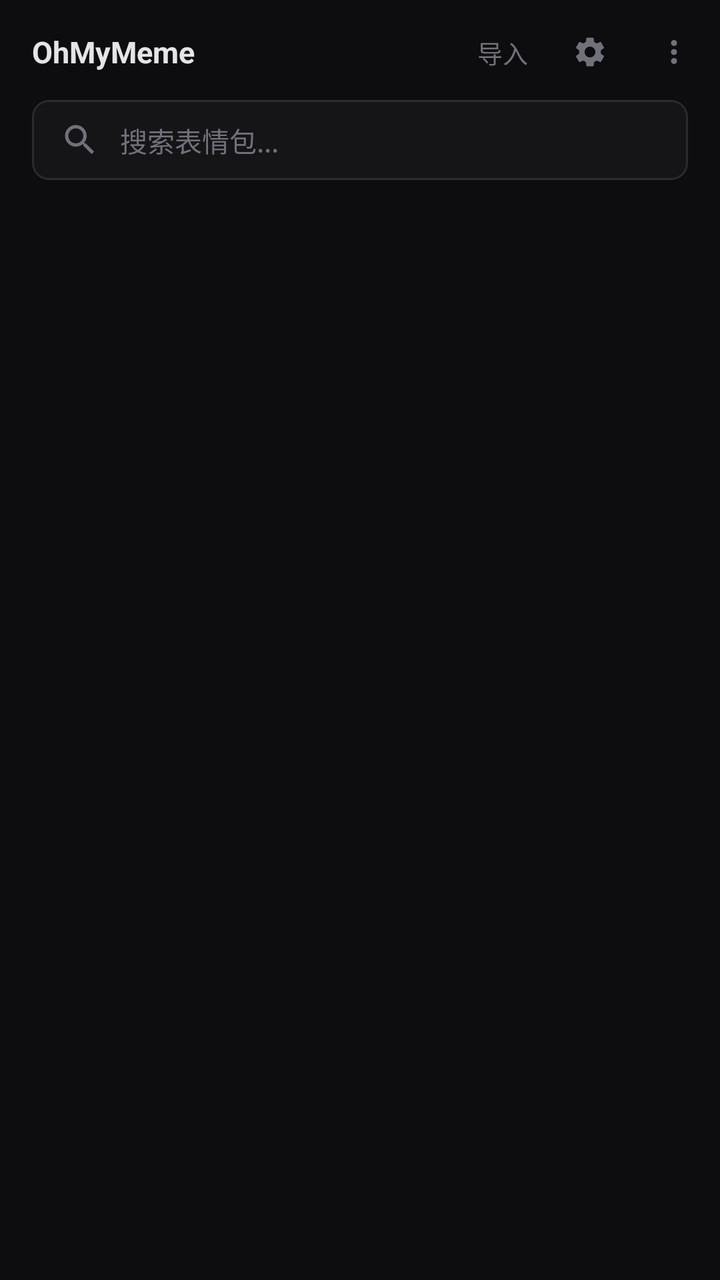
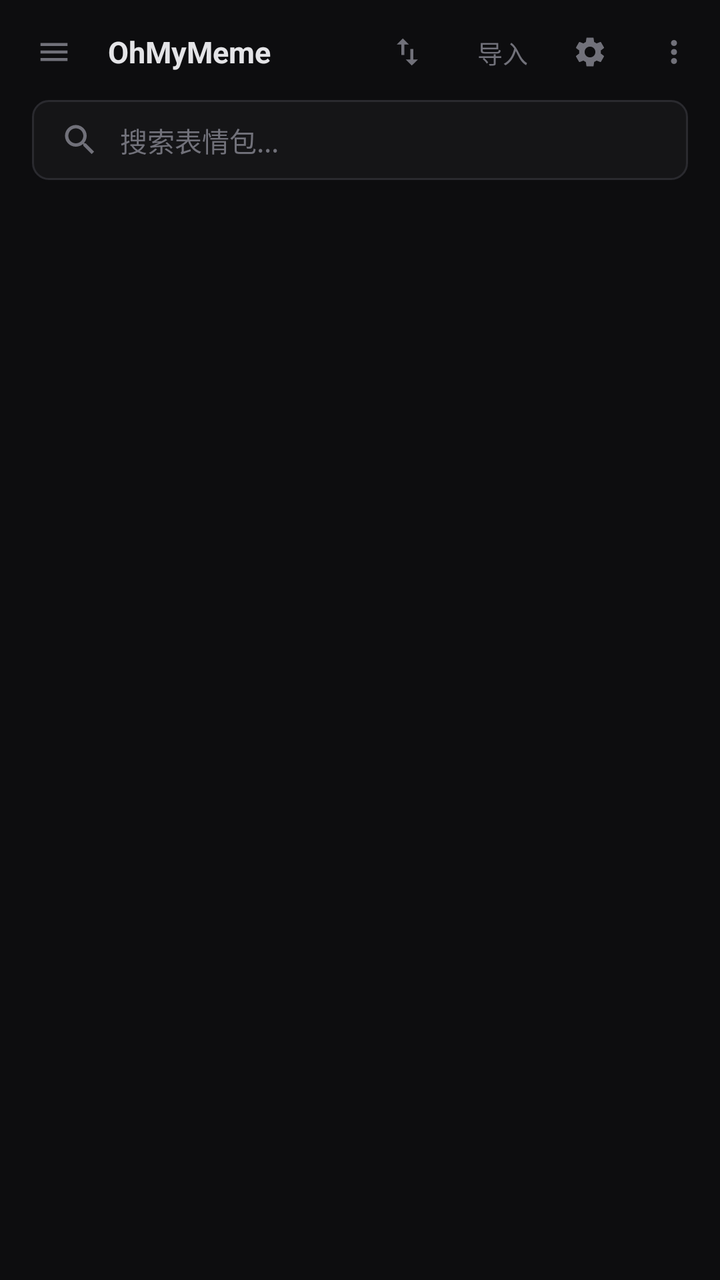

Screens rendered from an Android XML layout before and after an edit, with the pre-edit source and the edit as a unified diff.
<!-- AndroidManifest.xml: application theme Theme.OhMyMeme -->
<!-- res/layout/activity_main.xml -->
<?xml version="1.0" encoding="utf-8"?>
    <LinearLayout xmlns:android="http://schemas.android.com/apk/res/android"
        xmlns:app="http://schemas.android.com/apk/res-auto"
        android:layout_width="match_parent"
        android:layout_height="match_parent"
        android:background="@color/bg"
        android:fitsSystemWindows="true"
        android:orientation="vertical">

    <LinearLayout
        android:layout_width="match_parent"
        android:layout_height="wrap_content"
        android:gravity="center_vertical"
        android:orientation="horizontal"
        android:paddingStart="16dp"
        android:paddingTop="10dp"
        android:paddingEnd="4dp"
        android:paddingBottom="8dp">

        <TextView
            android:id="@+id/tv_logo"
            android:layout_width="wrap_content"
            android:layout_height="wrap_content"
            android:paddingEnd="8dp"
            android:text="@string/app_name"
            android:textColor="@color/fg"
            android:textSize="15sp"
            android:textStyle="bold" />

        <View
            android:layout_width="0dp"
            android:layout_height="1dp"
            android:layout_weight="1" />

        <TextView
            android:id="@+id/btn_import"
            android:layout_width="wrap_content"
            android:layout_height="wrap_content"
            android:layout_marginStart="4dp"
            android:background="@drawable/bg_title_btn"
            android:paddingHorizontal="12dp"
            android:paddingVertical="5dp"
            android:text="@string/action_import"
            android:textColor="@color/muted"
            android:textSize="12.5sp" />

        <ImageView
            android:id="@+id/btn_settings"
            android:layout_width="wrap_content"
            android:layout_height="wrap_content"
            android:background="@drawable/bg_title_btn"
            android:contentDescription="@string/settings"
            android:paddingHorizontal="10dp"
            android:paddingVertical="7dp"
            android:src="@drawable/ic_settings"
            app:tint="@color/muted" />

        <ImageView
            android:id="@+id/btn_more"
            android:layout_width="wrap_content"
            android:layout_height="wrap_content"
            android:layout_marginStart="4dp"
            android:background="@drawable/bg_title_btn"
            android:contentDescription="@string/more_actions"
            android:paddingHorizontal="10dp"
            android:paddingVertical="7dp"
            android:src="@drawable/ic_more_vert"
            app:tint="@color/muted" />
    </LinearLayout>

    <EditText
        android:id="@+id/et_search"
        android:layout_width="match_parent"
        android:layout_height="40dp"
        android:layout_marginStart="16dp"
        android:layout_marginEnd="16dp"
        android:layout_marginBottom="4dp"
        android:background="@drawable/bg_search"
        android:drawableStart="@drawable/ic_search"
        android:drawablePadding="10dp"
        android:drawableTint="@color/muted"
        android:hint="@string/search_hint"
        android:importantForAutofill="no"
        android:inputType="text"
        android:maxLines="1"
        android:paddingStart="14dp"
        android:paddingEnd="14dp"
        android:singleLine="true"
        android:textColor="@color/fg"
        android:textColorHint="@color/muted"
        android:textSize="13.5sp" />

    <androidx.recyclerview.widget.RecyclerView
        android:id="@+id/rv_collections"
        android:layout_width="match_parent"
        android:layout_height="36dp"
        android:clipToPadding="false"
        android:overScrollMode="never"
        android:paddingStart="16dp"
        android:paddingTop="2dp"
        android:paddingEnd="16dp"
        android:paddingBottom="2dp" />

    <FrameLayout
        android:layout_width="match_parent"
        android:layout_height="0dp"
        android:layout_weight="1">

        <androidx.recyclerview.widget.RecyclerView
            android:id="@+id/rv_memes"
            android:layout_width="match_parent"
            android:layout_height="match_parent"
            android:clipToPadding="false"
            android:overScrollMode="never"
            android:padding="12dp" />

        <LinearLayout
            android:id="@+id/empty_state"
            android:layout_width="wrap_content"
            android:layout_height="wrap_content"
            android:layout_gravity="center"
            android:gravity="center"
            android:orientation="vertical"
            android:visibility="gone">

            <TextView
                android:layout_width="wrap_content"
                android:layout_height="wrap_content"
                android:text="_(:3 」∠)_"
                android:textColor="@color/muted"
                android:textSize="38sp" />

            <TextView
                android:layout_width="wrap_content"
                android:layout_height="wrap_content"
                android:layout_marginTop="10dp"
                android:text="@string/empty_hint"
                android:textColor="@color/muted"
                android:textSize="13.5sp" />
        </LinearLayout>
    </FrameLayout>
</LinearLayout>
<!-- resources referenced by this layout -->
<resources>
  <color name="bg">#0D0D0F</color>
  <color name="fg">#E4E4E7</color>
  <color name="muted">#71717A</color>
  <!-- drawable bg_search (drawable) -->
  <?xml version="1.0" encoding="utf-8"?>
  <shape xmlns:android="http://schemas.android.com/apk/res/android">
      <solid android:color="@color/surface" />
      <corners android:radius="8dp" />
      <stroke android:width="1dp" android:color="@color/border" />
  </shape>
  <!-- drawable bg_title_btn (drawable) -->
  <?xml version="1.0" encoding="utf-8"?>
  <selector xmlns:android="http://schemas.android.com/apk/res/android">
      <item android:state_pressed="true">
          <shape>
              <solid android:color="@color/surface_2" />
              <corners android:radius="6dp" />
          </shape>
      </item>
      <item>
          <shape>
              <solid android:color="@android:color/transparent" />
              <corners android:radius="6dp" />
          </shape>
      </item>
  </selector>
  <string name="action_import">导入</string>
  <string name="app_name">OhMyMeme</string>
  <string name="empty_hint">点击「导入」添加</string>
  <string name="more_actions">更多操作</string>
  <string name="search_hint">搜索表情包...</string>
  <string name="settings">设置</string>
  <color name="surface">#151517</color>
  <color name="border">#2A2A2F</color>
  <color name="surface_2">#1A1A1D</color>
  <color name="accent">#3B82F6</color>
  <color name="white">#FFFFFFFF</color>
  <style name="AlertDialog.OhMyMeme" parent="Theme.MaterialComponents.Dialog.Alert">
          <item name="android:background">@color/card</item>
          <item name="android:textColor">@color/fg</item>
          <item name="android:textColorPrimary">@color/fg</item>
          <item name="buttonBarPositiveButtonStyle">@style/PositiveButton.OhMyMeme</item>
          <item name="buttonBarNegativeButtonStyle">@style/NegativeButton.OhMyMeme</item>
      </style>
  <style name="PopupMenu.OhMyMeme" parent="Widget.MaterialComponents.PopupMenu">
          <item name="android:popupBackground">@color/card</item>
          <item name="android:textColor">@color/fg</item>
      </style>
  <color name="card">#1E1E22</color>
  <style name="PositiveButton.OhMyMeme" parent="Widget.MaterialComponents.Button.TextButton">
          <item name="android:textColor">@color/accent</item>
      </style>
  <style name="NegativeButton.OhMyMeme" parent="Widget.MaterialComponents.Button.TextButton">
          <item name="android:textColor">@color/muted</item>
      </style>
  <!-- unchanged entries left out for length: 4 -->
</resources>

<!-- the commit's change to res/layout/activity_main.xml (unified diff, before → after) -->
@@ -1,26 +1,38 @@
 <?xml version="1.0" encoding="utf-8"?>
-    <LinearLayout xmlns:android="http://schemas.android.com/apk/res/android"
-        xmlns:app="http://schemas.android.com/apk/res-auto"
-        android:layout_width="match_parent"
-        android:layout_height="match_parent"
-        android:background="@color/bg"
-        android:fitsSystemWindows="true"
-        android:orientation="vertical">
+<LinearLayout xmlns:android="http://schemas.android.com/apk/res/android"
+    xmlns:app="http://schemas.android.com/apk/res-auto"
+    android:layout_width="match_parent"
+    android:layout_height="match_parent"
+    android:background="@color/bg"
+    android:fitsSystemWindows="true"
+    android:orientation="vertical">
 
     <LinearLayout
         android:layout_width="match_parent"
         android:layout_height="wrap_content"
         android:gravity="center_vertical"
         android:orientation="horizontal"
-        android:paddingStart="16dp"
+        android:paddingStart="8dp"
         android:paddingTop="10dp"
         android:paddingEnd="4dp"
         android:paddingBottom="8dp">
 
+        <ImageView
+            android:id="@+id/btn_sidebar"
+            android:layout_width="wrap_content"
+            android:layout_height="wrap_content"
+            android:background="@drawable/bg_title_btn"
+            android:contentDescription="@string/action_toggle_sidebar"
+            android:paddingHorizontal="10dp"
+            android:paddingVertical="7dp"
+            android:src="@drawable/ic_sidebar"
+            app:tint="@color/muted" />
+
         <TextView
             android:id="@+id/tv_logo"
             android:layout_width="wrap_content"
             android:layout_height="wrap_content"
+            android:paddingStart="8dp"
             android:paddingEnd="8dp"
             android:text="@string/app_name"
             android:textColor="@color/fg"
@@ -31,6 +43,17 @@
             android:layout_width="0dp"
             android:layout_height="1dp"
             android:layout_weight="1" />
+
+        <ImageView
+            android:id="@+id/btn_sort_mode"
+            android:layout_width="wrap_content"
+            android:layout_height="wrap_content"
+            android:background="@drawable/bg_title_btn"
+            android:contentDescription="@string/action_sort_mode"
+            android:paddingHorizontal="10dp"
+            android:paddingVertical="7dp"
+            android:src="@drawable/ic_sort"
+            app:tint="@color/muted" />
 
         <TextView
             android:id="@+id/btn_import"
@@ -91,7 +114,7 @@
         android:textSize="13.5sp" />
 
     <androidx.recyclerview.widget.RecyclerView
-        android:id="@+id/rv_collections"
+        android:id="@+id/rv_tags"
         android:layout_width="match_parent"
         android:layout_height="36dp"
         android:clipToPadding="false"
@@ -101,42 +124,121 @@
         android:paddingEnd="16dp"
         android:paddingBottom="2dp" />
 
-    <FrameLayout
+    <LinearLayout
         android:layout_width="match_parent"
         android:layout_height="0dp"
-        android:layout_weight="1">
+        android:layout_weight="1"
+        android:orientation="horizontal">
 
         <androidx.recyclerview.widget.RecyclerView
-            android:id="@+id/rv_memes"
-            android:layout_width="match_parent"
+            android:id="@+id/rv_sidebar"
+            android:layout_width="0dp"
             android:layout_height="match_parent"
+            android:layout_weight="0.55"
+            android:background="@color/surface"
             android:clipToPadding="false"
             android:overScrollMode="never"
-            android:padding="12dp" />
-
-        <LinearLayout
-            android:id="@+id/empty_state"
-            android:layout_width="wrap_content"
-            android:layout_height="wrap_content"
-            android:layout_gravity="center"
-            android:gravity="center"
-            android:orientation="vertical"
-            android:visibility="gone">
-
-            <TextView
+            android:paddingTop="4dp"
+            android:paddingBottom="4dp"
+            android:visibility="gone" />
+
+        <FrameLayout
+            android:layout_width="0dp"
+            android:layout_height="match_parent"
+            android:layout_weight="1">
+
+            <androidx.recyclerview.widget.RecyclerView
+                android:id="@+id/rv_memes"
+                android:layout_width="match_parent"
+                android:layout_height="match_parent"
+                android:clipToPadding="false"
+                android:overScrollMode="never"
+                android:padding="12dp" />
+
+            <LinearLayout
+                android:id="@+id/empty_state"
                 android:layout_width="wrap_content"
                 android:layout_height="wrap_content"
-                android:text="_(:3 」∠)_"
-                android:textColor="@color/muted"
-                android:textSize="38sp" />
-
-            <TextView
-                android:layout_width="wrap_content"
+                android:layout_gravity="center"
+                android:gravity="center"
+                android:orientation="vertical"
+                android:visibility="gone">
+
+                <TextView
+                    android:layout_width="wrap_content"
+                    android:layout_height="wrap_content"
+                    android:text="_(:3 」∠)_"
+                    android:textColor="@color/muted"
+                    android:textSize="38sp" />
+
+                <TextView
+                    android:layout_width="wrap_content"
+                    android:layout_height="wrap_content"
+                    android:layout_marginTop="10dp"
+                    android:text="@string/empty_hint"
+                    android:textColor="@color/muted"
+                    android:textSize="13.5sp" />
+            </LinearLayout>
+
+            <LinearLayout
+                android:id="@+id/manage_bar"
+                android:layout_width="match_parent"
                 android:layout_height="wrap_content"
-                android:layout_marginTop="10dp"
-                android:text="@string/empty_hint"
-                android:textColor="@color/muted"
-                android:textSize="13.5sp" />
-        </LinearLayout>
-    </FrameLayout>
+                android:layout_gravity="bottom"
+                android:background="@color/surface"
+                android:gravity="center_vertical"
+                android:orientation="horizontal"
+                android:paddingStart="12dp"
+                android:paddingTop="6dp"
+                android:paddingEnd="8dp"
+                android:paddingBottom="6dp"
+                android:visibility="gone">
+
+                <TextView
+                    android:id="@+id/tv_manage_count"
+                    android:layout_width="0dp"
+                    android:layout_height="wrap_content"
+                    android:layout_weight="1"
+                    android:textColor="@color/fg_secondary"
+                    android:textSize="13sp" />
+
+                <TextView
+                    android:id="@+id/btn_manage_select_all"
+                    android:layout_width="wrap_content"
+                    android:layout_height="wrap_content"
+                    android:paddingStart="10dp"
+                    android:paddingEnd="10dp"
+                    android:paddingTop="6dp"
+                    android:paddingBottom="6dp"
+                    android:text="@string/manage_select_all"
+                    android:textColor="@color/accent"
+                    android:textSize="12.5sp" />
+
+                <TextView
+                    android:id="@+id/btn_manage_cancel"
+                    android:layout_width="wrap_content"
+                    android:layout_height="wrap_content"
+                    android:paddingStart="10dp"
+                    android:paddingEnd="10dp"
+                    android:paddingTop="6dp"
+                    android:paddingBottom="6dp"
+                    android:text="@string/cancel"
+                    android:textColor="@color/muted"
+                    android:textSize="12.5sp" />
+
+                <TextView
+                    android:id="@+id/btn_manage_delete"
+                    android:layout_width="wrap_content"
+                    android:layout_height="wrap_content"
+                    android:background="@drawable/bg_title_btn"
+                    android:paddingStart="14dp"
+                    android:paddingEnd="14dp"
+                    android:paddingTop="6dp"
+                    android:paddingBottom="6dp"
+                    android:text="@string/manage_delete"
+                    android:textColor="@color/danger"
+                    android:textSize="12.5sp" />
+            </LinearLayout>
+        </FrameLayout>
+    </LinearLayout>
 </LinearLayout>
<!-- resource entries referenced after the edit -->
@@ -1,7 +1,9 @@
 <!-- resources referenced by this layout -->
 <resources>
   <color name="bg">#0D0D0F</color>
+  <color name="danger">#EF4444</color>
   <color name="fg">#E4E4E7</color>
+  <color name="fg_secondary">#A1A1AA</color>
   <color name="muted">#71717A</color>
   <!-- drawable bg_search (drawable) -->
   <?xml version="1.0" encoding="utf-8"?>
@@ -26,9 +28,36 @@
           </shape>
       </item>
   </selector>
+  <!-- drawable ic_sidebar (drawable) -->
+  <?xml version="1.0" encoding="utf-8"?>
+  <vector xmlns:android="http://schemas.android.com/apk/res/android"
+      android:width="18dp"
+      android:height="18dp"
+      android:viewportWidth="24"
+      android:viewportHeight="24">
+      <path
+          android:fillColor="#FFFFFFFF"
+          android:pathData="M3,6h18v2H3zM3,11h18v2H3zM3,16h18v2H3z" />
+  </vector>
+  <!-- drawable ic_sort (drawable) -->
+  <?xml version="1.0" encoding="utf-8"?>
+  <vector xmlns:android="http://schemas.android.com/apk/res/android"
+      android:width="18dp"
+      android:height="18dp"
+      android:viewportWidth="24"
+      android:viewportHeight="24">
+      <path
+          android:fillColor="#FFFFFFFF"
+          android:pathData="M16,17.01L16,10h-2v7.01h-3L15,21l4,-3.99h-3zM9,3L5,6.99h3L8,14h2L10,6.99h3L9,3z" />
+  </vector>
   <string name="action_import">导入</string>
+  <string name="action_sort_mode">整理模式</string>
+  <string name="action_toggle_sidebar">分组侧栏</string>
   <string name="app_name">OhMyMeme</string>
+  <string name="cancel">取消</string>
   <string name="empty_hint">点击「导入」添加</string>
+  <string name="manage_delete">批量删除</string>
+  <string name="manage_select_all">全选</string>
   <string name="more_actions">更多操作</string>
   <string name="search_hint">搜索表情包...</string>
   <string name="settings">设置</string>
